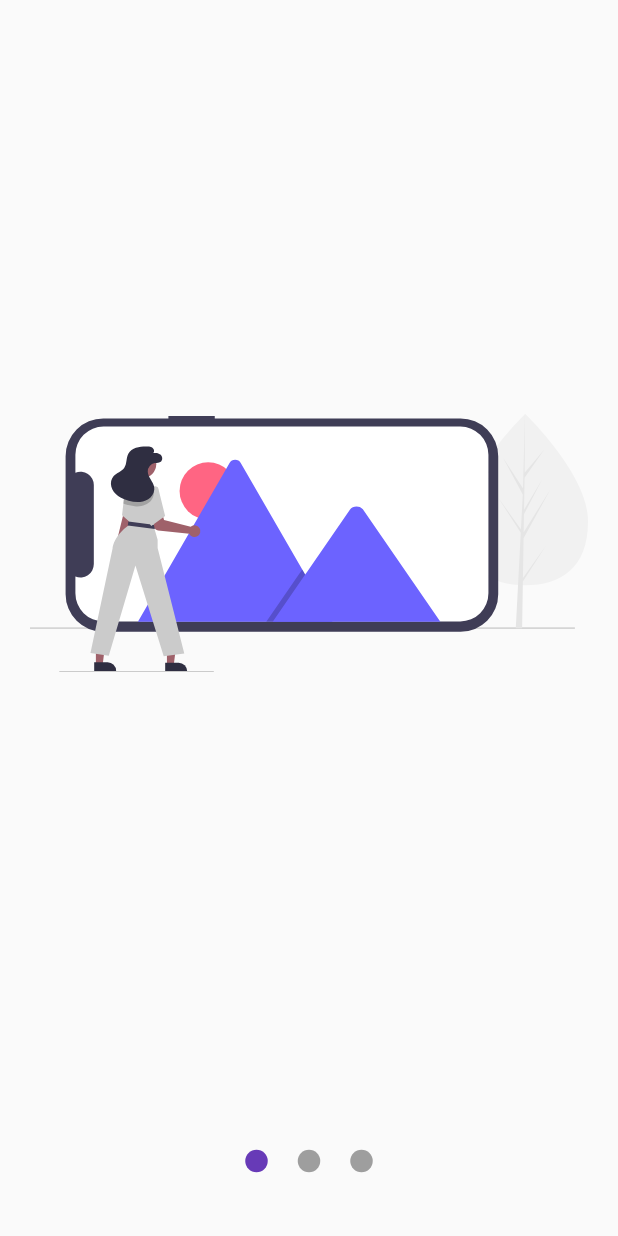
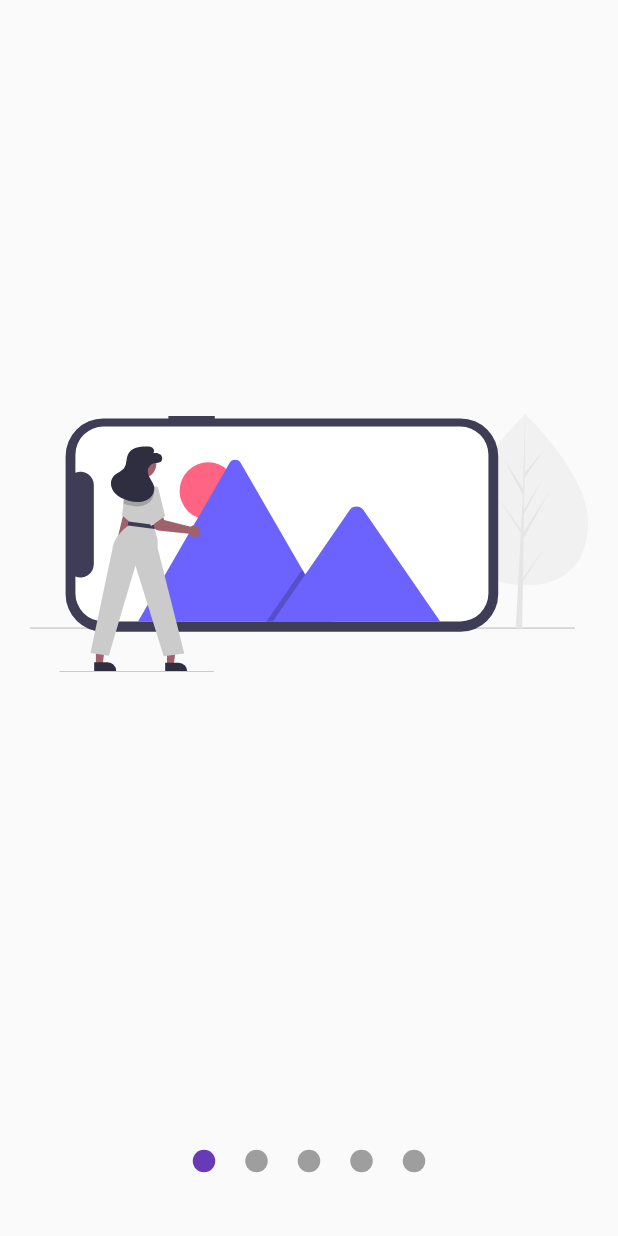
Before and after one commit to PACOdergod/app_dise-os_avanzados, a Flutter app: the screen it shows after launch, on a phone screen of 412 x 824 dp. Run offline on Flutter 3.47's test engine with Material 2 defaults, Android fonts, the phone set to English and light mode, and no system bars; our stand-ins replace flutter_svg.

Commit message:
El slideshow ya es un widget independiente al que se le puede enviar las imagenes que va a renderizar

```diff
--- a/lib/src/pages/sliceshow_page.dart
+++ b/lib/src/pages/sliceshow_page.dart
@@ -1,11 +1,18 @@
 import 'package:circular_progress/src/widgets/slideshow.dart';
 import 'package:flutter/material.dart';
+import 'package:flutter_svg/svg.dart';
 
 class SlideShowPage extends StatelessWidget {
   @override
   Widget build(BuildContext context) {
     return Scaffold(
-      body: Center(child: Slideshow(),),
+      body: Center(child: Slideshow(slides: [
+        SvgPicture.asset('assets/svgs/1.svg'),
+        SvgPicture.asset('assets/svgs/2.svg'),
+        SvgPicture.asset('assets/svgs/3.svg'),
+        SvgPicture.asset('assets/svgs/4.svg'),
+        SvgPicture.asset('assets/svgs/5.svg'),
+      ],),),
     );
   }
 }
--- a/lib/src/widgets/slideshow.dart
+++ b/lib/src/widgets/slideshow.dart
@@ -1,29 +1,36 @@
 import 'package:circular_progress/src/models/slider_model.dart';
 import 'package:flutter/material.dart';
-import 'package:flutter_svg/svg.dart';
 import 'package:provider/provider.dart';
 
 class Slideshow extends StatelessWidget {
+  final List<Widget> slides;
+
+  Slideshow({@required this.slides});
+
   @override
   Widget build(BuildContext context) {
     return ChangeNotifierProvider(
       create: (_) => SliderModel(),
       child: Center(
           child: Column(
-        children: [Expanded(child: _Slides()), _Dots()],
+        children: [Expanded(child: _Slides(this.slides)), _Dots(this.slides.length)],
       )),
     );
   }
 }
 
 class _Dots extends StatelessWidget {
+  final int cantidad;
+
+  _Dots(this.cantidad);
+
   @override
   Widget build(BuildContext context) {
     return Container(
       width: double.infinity,
       height: 100,
       child: Row(
-        children: [_Punto(0), _Punto(1), _Punto(2)],
+        children: List.generate(this.cantidad, (index) => _Punto(index)),
         mainAxisAlignment: MainAxisAlignment.center,
       ),
     );
@@ -54,6 +61,10 @@ class _Punto extends StatelessWidget {
 }
 
 class _Slides extends StatefulWidget {
+  final List<Widget> slides;
+
+  _Slides(this.slides);
+
   @override
   __SlidesState createState() => __SlidesState();
 }
@@ -70,6 +81,7 @@ class __SlidesState extends State<_Slides> {
       // cuando esta en initState el listen debe ser false
       Provider.of<SliderModel>(context, listen: false).currentPage =
           pageViewController.page;
+
     });
   }
 
@@ -81,23 +93,19 @@ class __SlidesState extends State<_Slides> {
 
   @override
   Widget build(BuildContext context) {
+    // print("el tamaño es:${widget.slides.length}");
     return Container(
       child: PageView(
-        controller: pageViewController,
-        children: [
-          _Slide('assets/svgs/1.svg'),
-          _Slide('assets/svgs/2.svg'),
-          _Slide('assets/svgs/3.svg'),
-        ],
-      ),
+          controller: pageViewController,
+          children: widget.slides.map((e) => _Slide(e)).toList()),
     );
   }
 }
 
 class _Slide extends StatelessWidget {
-  final String svg;
+  final Widget slide;
 
-  _Slide(this.svg);
+  _Slide(this.slide);
 
   @override
   Widget build(BuildContext context) {
@@ -105,6 +113,6 @@ class _Slide extends StatelessWidget {
         width: double.infinity,
         height: double.infinity,
         padding: EdgeInsets.all(20.0),
-        child: SvgPicture.asset(svg));
+        child: slide);
   }
 }
```
Also changed, not shown: assets/svgs/5.svg (added).
